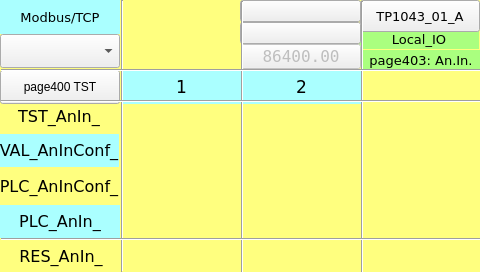
Old version of the form TP1043_RTU/Local_IO_HMI/page403.ui in the repository MECTsrl/mect_apps.
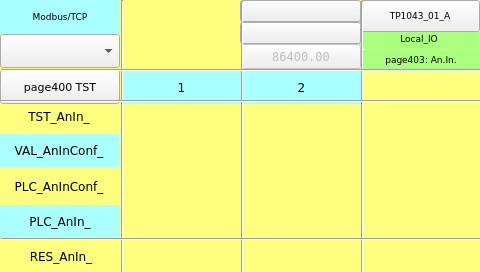
New version of the form. Custom widgets are drawn as their Qt base class.

Commit message: Fonts resize

```diff
--- a/TP1043_RTU/Local_IO_HMI/page403.ui
+++ b/TP1043_RTU/Local_IO_HMI/page403.ui
@@ -43,7 +43,7 @@
    <property name="font">
     <font>
      <family>DejaVu Sans</family>
-     <pointsize>10</pointsize>
+  <pointsize>7</pointsize>
     </font>
    </property>
    <property name="styleSheet">
@@ -68,7 +68,7 @@
    <property name="font">
     <font>
      <family>DejaVu Sans</family>
-     <pointsize>10</pointsize>
+  <pointsize>7</pointsize>
     </font>
    </property>
    <property name="styleSheet">
@@ -182,7 +182,7 @@
    <property name="font">
     <font>
      <family>DejaVu Sans</family>
-     <pointsize>10</pointsize>
+  <pointsize>7</pointsize>
      <weight>50</weight>
      <bold>false</bold>
     </font>
@@ -310,7 +310,7 @@
    <property name="font">
     <font>
      <family>DejaVu Sans</family>
-     <pointsize>12</pointsize>
+  <pointsize>9</pointsize>
     </font>
    </property>
    <property name="styleSheet">
@@ -335,7 +335,7 @@
    <property name="font">
     <font>
      <family>DejaVu Sans</family>
-     <pointsize>13</pointsize>
+  <pointsize>9</pointsize>
     </font>
    </property>
    <property name="styleSheet">
@@ -360,7 +360,7 @@
    <property name="font">
     <font>
      <family>DejaVu Sans</family>
-     <pointsize>12</pointsize>
+  <pointsize>9</pointsize>
     </font>
    </property>
    <property name="styleSheet">
@@ -385,7 +385,7 @@
    <property name="font">
     <font>
      <family>DejaVu Sans</family>
-     <pointsize>13</pointsize>
+  <pointsize>9</pointsize>
     </font>
    </property>
    <property name="styleSheet">
@@ -410,7 +410,7 @@
    <property name="font">
     <font>
      <family>DejaVu Sans</family>
-     <pointsize>12</pointsize>
+  <pointsize>9</pointsize>
     </font>
    </property>
    <property name="styleSheet">
@@ -435,7 +435,7 @@
    <property name="font">
     <font>
      <family>DejaVu Sans</family>
-     <pointsize>12</pointsize>
+  <pointsize>9</pointsize>
     </font>
    </property>
    <property name="styleSheet">
@@ -460,7 +460,7 @@
    <property name="font">
     <font>
      <family>DejaVu Sans</family>
-     <pointsize>12</pointsize>
+  <pointsize>9</pointsize>
     </font>
    </property>
    <property name="styleSheet">
@@ -522,6 +522,12 @@
    <property name="apparence">
     <enum>QFrame::Raised</enum>
    </property>
+<property name="font">
+ <font>
+  <family>DejaVu Sans</family>
+  <pointsize>8</pointsize>
+ </font>
+</property>
   </widget>
   <widget class="ATCMlabel" name="atcmLabel_PLC_time">
    <property name="enabled">
@@ -538,7 +544,7 @@
    <property name="font">
     <font>
      <family>DejaVu Sans Mono</family>
-     <pointsize>12</pointsize>
+  <pointsize>9</pointsize>
     </font>
    </property>
    <property name="text">
@@ -654,7 +660,7 @@
    <property name="font">
     <font>
      <family>DejaVu Sans</family>
-     <pointsize>10</pointsize>
+  <pointsize>7</pointsize>
     </font>
    </property>
    <property name="styleSheet">
```
Left out of the diff: 46 changed lines with no effect on the pictures. Lines whose indentation alone changed are shown as unchanged. The commit also changes 70 other files.
